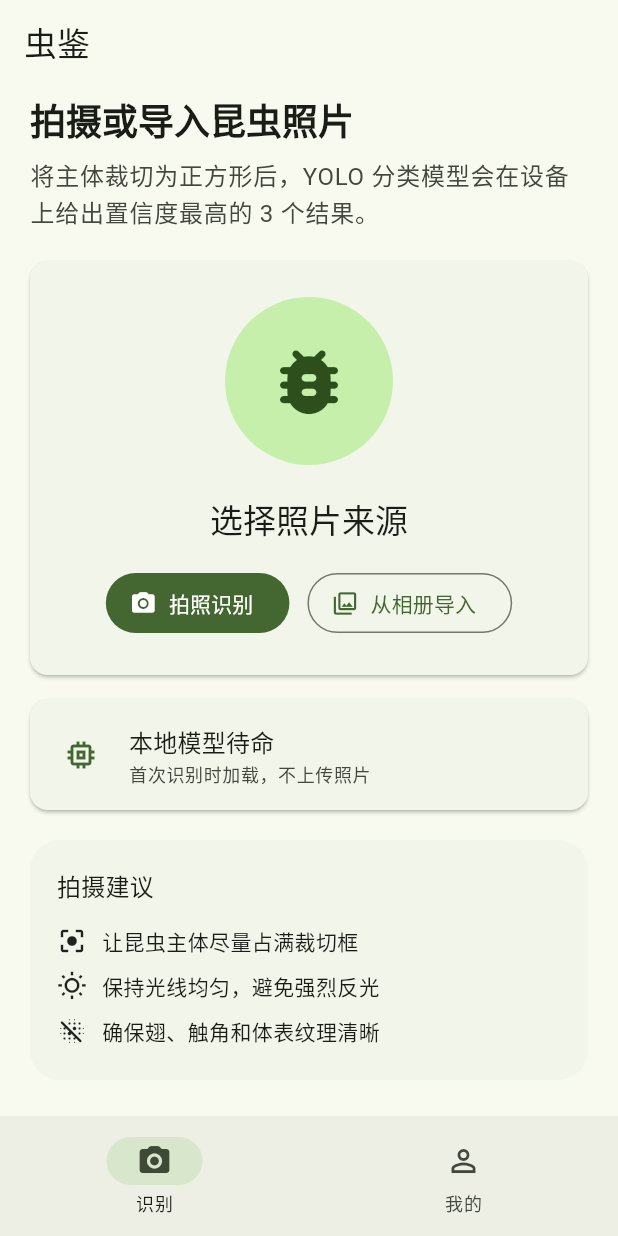
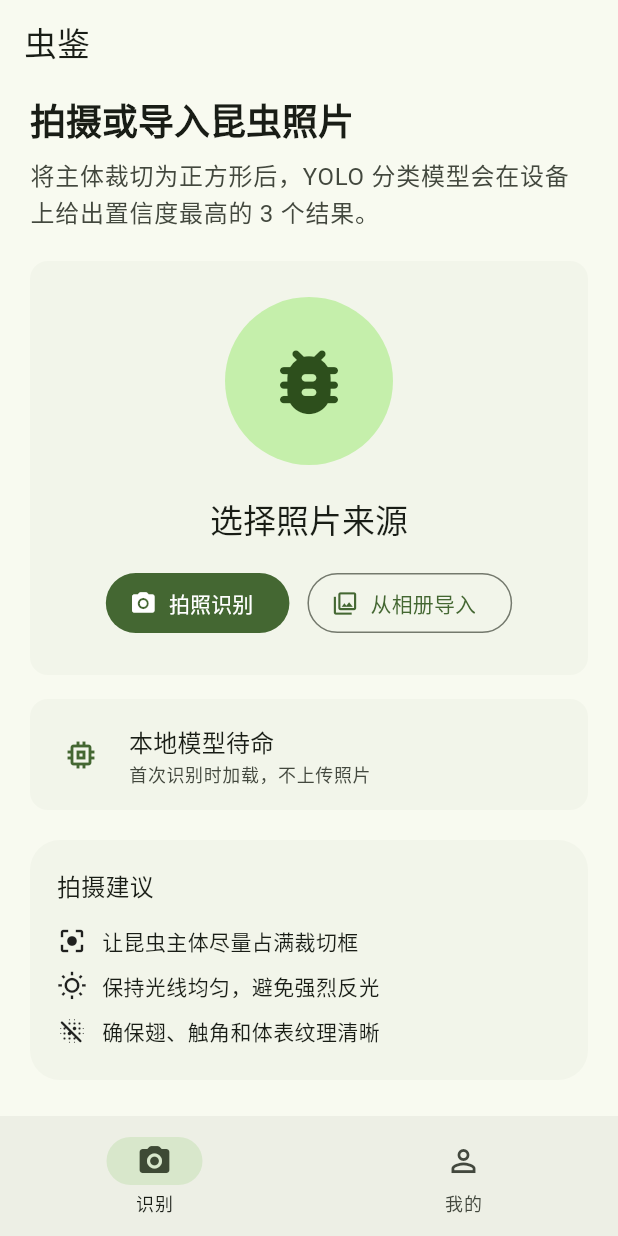
Before and after one commit to wakin721/insect_identifier_android, a Flutter app: the screen it shows after launch, on a phone screen of 412 x 824 dp. Run offline on Flutter 3.47's test engine with Material 3 defaults, Android fonts, the phone set to English and light mode, and no system bars; our stand-ins replace image_picker; missing offline and left inert: crop_your_image, ultralytics_yolo.

Commit message:
support platform color schemes in app theme

```diff
--- a/lib/core/app_theme.dart
+++ b/lib/core/app_theme.dart
@@ -3,20 +3,30 @@ import 'package:flutter/material.dart';
 class AppTheme {
   const AppTheme._();
 
-  static ThemeData light([Color seedColor = const Color(0xff386a20)]) =>
-      _build(Brightness.light, seedColor);
+  static const Color defaultSeedColor = Color(0xff386a20);
 
-  static ThemeData dark([Color seedColor = const Color(0xff386a20)]) =>
-      _build(Brightness.dark, seedColor);
+  static ThemeData light([Color seedColor = defaultSeedColor]) {
+    return fromColorScheme(
+      ColorScheme.fromSeed(
+        seedColor: seedColor,
+        brightness: Brightness.light,
+      ),
+    );
+  }
 
-  static ThemeData _build(Brightness brightness, Color seedColor) {
-    final colorScheme = ColorScheme.fromSeed(
-      seedColor: seedColor,
-      brightness: brightness,
+  static ThemeData dark([Color seedColor = defaultSeedColor]) {
+    return fromColorScheme(
+      ColorScheme.fromSeed(
+        seedColor: seedColor,
+        brightness: Brightness.dark,
+      ),
     );
+  }
+
+  static ThemeData fromColorScheme(ColorScheme colorScheme) {
     return ThemeData(
       useMaterial3: true,
-      brightness: brightness,
+      brightness: colorScheme.brightness,
       colorScheme: colorScheme,
       scaffoldBackgroundColor: colorScheme.surface,
       appBarTheme: AppBarTheme(
@@ -29,6 +39,12 @@ class AppTheme {
         backgroundColor: colorScheme.surfaceContainer,
         indicatorColor: colorScheme.secondaryContainer,
       ),
+      cardTheme: CardThemeData(
+        clipBehavior: Clip.antiAlias,
+        color: colorScheme.surfaceContainerLow,
+        elevation: 0,
+        margin: EdgeInsets.zero,
+      ),
     );
   }
 }
```
